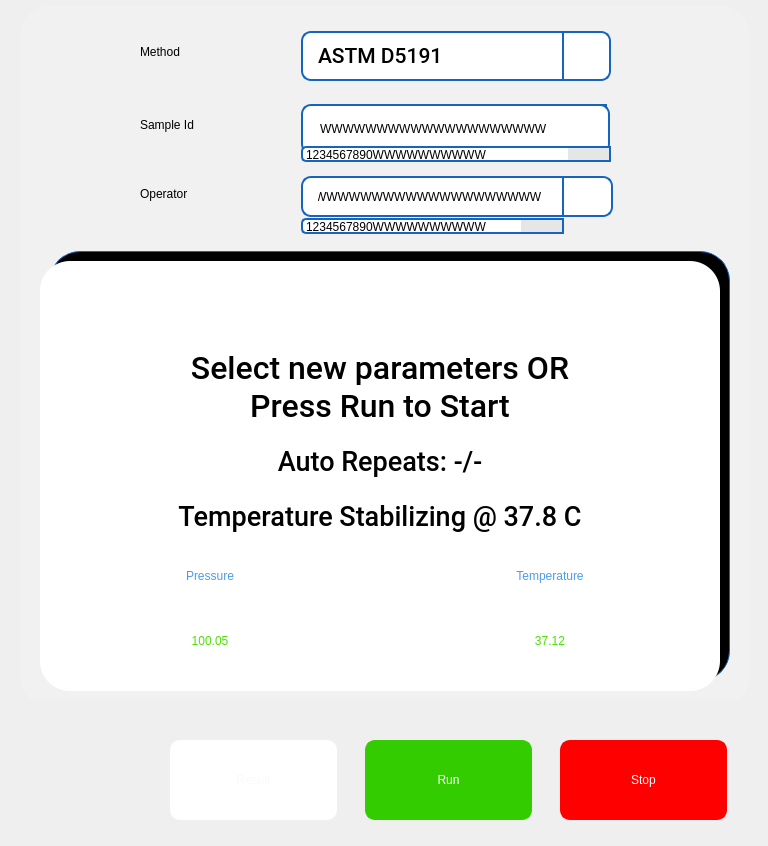
Above: pApp-22-June-2021/smeasuring.ui from ChandraMVE/PSSC_QT_Development before the change. Below: the same form after it.
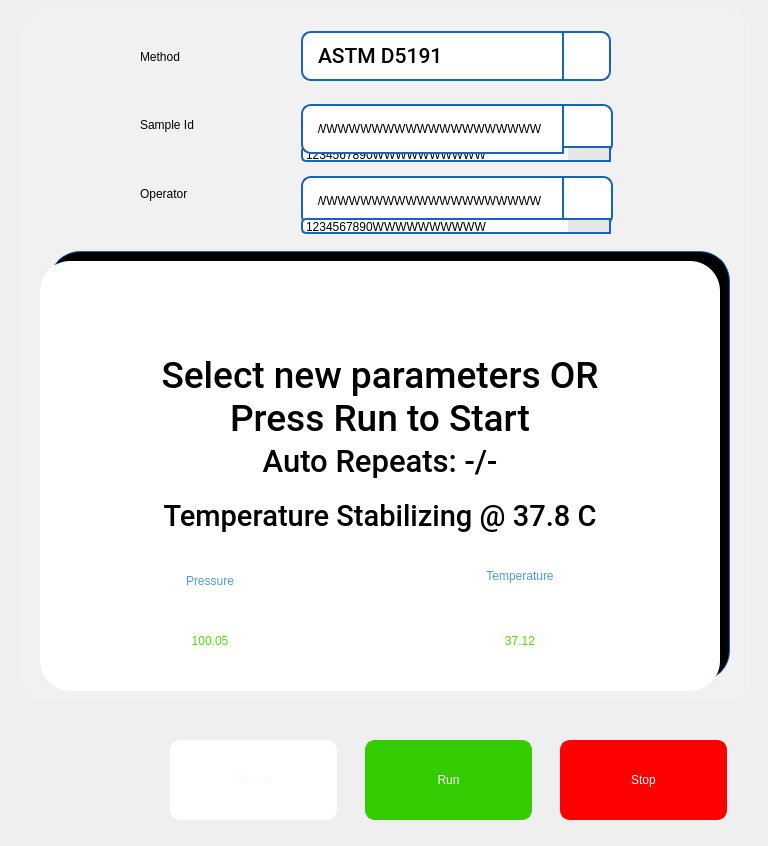
That is the form after the change. Icons and pictures are not drawn. Custom widgets are drawn as their Qt base class.

The edit to the form file:
```diff
--- a/pApp-22-June-2021/smeasuring.ui
+++ b/pApp-22-June-2021/smeasuring.ui
@@ -245,7 +245,7 @@
       <property name="geometry">
        <rect>
         <x>120</x>
-        <y>25</y>
+        <y>30</y>
         <width>141</width>
         <height>41</height>
        </rect>
@@ -513,7 +513,7 @@
        <property name="geometry">
         <rect>
          <x>0</x>
-         <y>90</y>
+         <y>100</y>
          <width>680</width>
          <height>71</height>
         </rect>
@@ -521,15 +521,15 @@
        <property name="font">
         <font>
          <family>Roboto Medium</family>
-         <pointsize>24</pointsize>
-         <weight>9</weight>
+         <pointsize>28</pointsize>
+         <weight>6</weight>
          <italic>false</italic>
          <bold>false</bold>
         </font>
        </property>
        <property name="styleSheet">
         <string notr="true">border-width: 0px;
-font: 75 24pt &quot;Roboto Medium&quot;;</string>
+font: 50 28pt &quot;Roboto Medium&quot;;</string>
        </property>
        <property name="text">
         <string>Select new parameters OR
@@ -563,7 +563,7 @@
        <widget class="QLabel" name="lblTemperature">
         <property name="geometry">
          <rect>
-          <x>340</x>
+          <x>310</x>
           <y>70</y>
           <width>340</width>
           <height>70</height>
@@ -571,7 +571,7 @@
         </property>
         <property name="styleSheet">
          <string notr="true">color: rgb(75, 225, 0);
-font: 75 18pt &quot;Roboto Medium&quot;;</string>
+font: 80 23pt &quot;Roboto Medium&quot;;</string>
         </property>
         <property name="text">
          <string>37.12</string>
@@ -591,7 +591,7 @@
         </property>
         <property name="styleSheet">
          <string notr="true">color: rgb(75, 225, 0);
-font: 75 18pt &quot;Roboto Medium&quot;;</string>
+font: 80 23pt &quot;Roboto Medium&quot;;</string>
         </property>
         <property name="text">
          <string>100.05</string>
@@ -603,7 +603,7 @@
        <widget class="QLabel" name="label_10">
         <property name="geometry">
          <rect>
-          <x>340</x>
+          <x>310</x>
           <y>5</y>
           <width>340</width>
           <height>70</height>
@@ -611,7 +611,7 @@
         </property>
         <property name="styleSheet">
          <string notr="true">color: rgb(77, 155, 232);
-font: 75 16pt &quot;Roboto Medium&quot;;</string>
+font: 80 20pt &quot;Roboto Medium&quot;;</string>
         </property>
         <property name="text">
          <string>Temperature</string>
@@ -624,14 +624,14 @@
         <property name="geometry">
          <rect>
           <x>0</x>
-          <y>5</y>
+          <y>10</y>
           <width>340</width>
           <height>70</height>
          </rect>
         </property>
         <property name="styleSheet">
          <string notr="true">color: rgb(77, 155, 232);
-font: 75 16pt &quot;Roboto Medium&quot;;</string>
+font: 80 20pt &quot;Roboto Medium&quot;;</string>
         </property>
         <property name="text">
          <string>Pressure</string>
@@ -653,7 +653,7 @@
        <property name="font">
         <font>
          <family>Roboto Medium</family>
-         <pointsize>20</pointsize>
+         <pointsize>23</pointsize>
          <weight>9</weight>
          <italic>false</italic>
          <bold>false</bold>
@@ -661,7 +661,7 @@
        </property>
        <property name="styleSheet">
         <string notr="true">border-width: 0px;
-font: 75 20pt &quot;Roboto Medium&quot;;</string>
+font: 79 23pt &quot;Roboto Medium&quot;;</string>
        </property>
        <property name="text">
         <string>Auto Repeats: -/-</string>
@@ -685,7 +685,7 @@
        <property name="font">
         <font>
          <family>Roboto Medium</family>
-         <pointsize>20</pointsize>
+         <pointsize>22</pointsize>
          <weight>9</weight>
          <italic>false</italic>
          <bold>false</bold>
@@ -693,7 +693,7 @@
        </property>
        <property name="styleSheet">
         <string notr="true">border-width: 0px;
-font: 75 20pt &quot;Roboto Medium&quot;;</string>
+font: 79 22pt &quot;Roboto Medium&quot;;</string>
        </property>
        <property name="text">
         <string>Temperature Stabilizing @ 37.8 C</string>
@@ -715,7 +715,7 @@
        <rect>
         <x>281</x>
         <y>98</y>
-        <width>306</width>
+        <width>263</width>
         <height>50</height>
        </rect>
       </property>
@@ -757,9 +757,9 @@
      <widget class="QPushButton" name="pbSampleId">
       <property name="geometry">
        <rect>
-        <x>550</x>
+        <x>540</x>
         <y>98</y>
-        <width>40</width>
+        <width>53</width>
         <height>50</height>
        </rect>
       </property>
@@ -791,7 +791,7 @@
         <x>540</x>
         <y>170</y>
         <width>53</width>
-        <height>41</height>
+        <height>50</height>
        </rect>
       </property>
       <property name="focusPolicy">
@@ -822,7 +822,7 @@
         <x>281</x>
         <y>170</y>
         <width>263</width>
-        <height>41</height>
+        <height>50</height>
        </rect>
       </property>
       <property name="focusPolicy">
@@ -865,7 +865,7 @@
        <rect>
         <x>281</x>
         <y>212</y>
-        <width>263</width>
+        <width>310</width>
         <height>16</height>
        </rect>
       </property>
@@ -1168,13 +1168,13 @@
      <zorder>cbMethod</zorder>
      <zorder>frame_2</zorder>
      <zorder>frame_3</zorder>
-     <zorder>leSampleId</zorder>
      <zorder>pbSampleId</zorder>
      <zorder>pbOperator</zorder>
      <zorder>leOperator</zorder>
      <zorder>lwOperator</zorder>
      <zorder>lwSampleId</zorder>
      <zorder>label_3</zorder>
+     <zorder>leSampleId</zorder>
     </widget>
    </widget>
   </widget>
@@ -1210,17 +1210,17 @@
   <zorder>pbStop_2</zorder>
  </widget>
  <customwidgets>
-  <customwidget>
-   <class>sQLEExtend</class>
-   <extends>QLineEdit</extends>
-   <header location="global">sqleextend.h</header>
-  </customwidget>
   <customwidget>
    <class>sMeasuring2</class>
    <extends>QWidget</extends>
    <header location="global">smeasuring2.h</header>
    <container>1</container>
   </customwidget>
+  <customwidget>
+   <class>sQLEExtend</class>
+   <extends>QLineEdit</extends>
+   <header location="global">sqleextend.h</header>
+  </customwidget>
  </customwidgets>
  <tabstops>
   <tabstop>cbMethod</tabstop>
```
